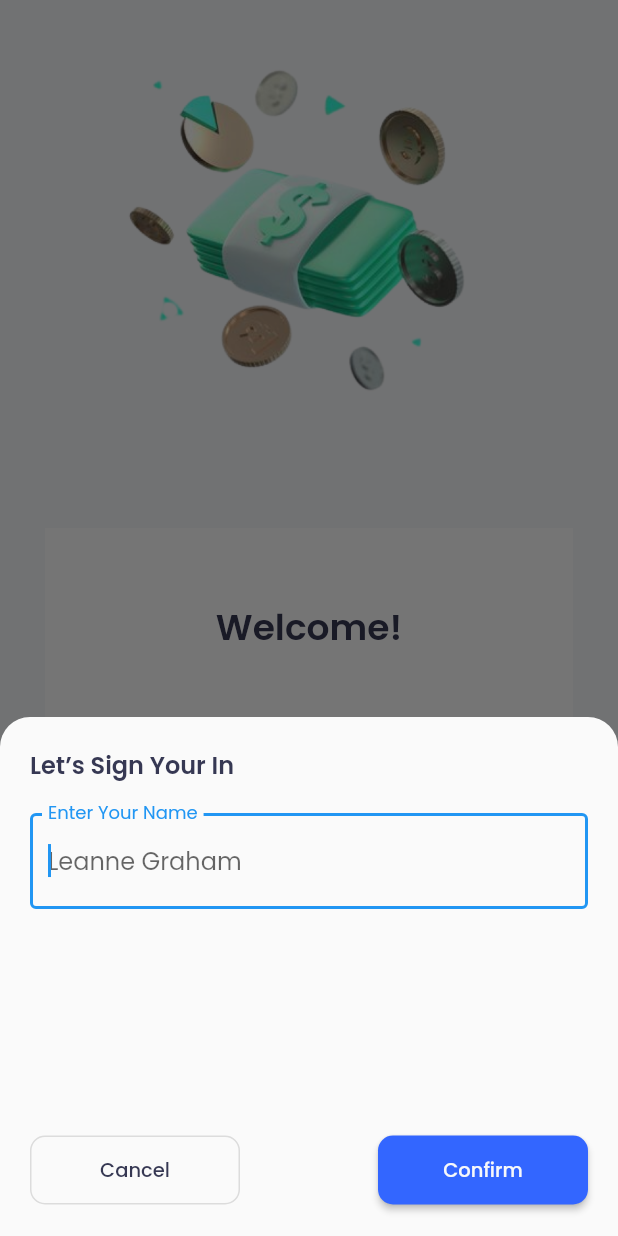
After one commit to Harits-sl/money_manager, a Flutter app: the screen it shows after launch, after a tap on "Get Started", on a phone screen of 412 x 824 dp. The commit adds this screen. Run offline on Flutter 3.47's test engine with Material 2 defaults, Android fonts, the phone set to English and light mode, and no system bars; our stand-ins replace google_fonts.

Commit message:
add splash page

```diff
--- a/lib/main.dart
+++ b/lib/main.dart
@@ -1,6 +1,6 @@
 import 'package:flutter/material.dart';
 import 'package:google_fonts/google_fonts.dart';
-import 'package:money_manager/pages/home_page.dart';
+import 'package:money_manager/pages/splash_page.dart';
 import 'package:money_manager/theme.dart';
 
 void main() => runApp(MyApp());
@@ -14,7 +14,8 @@ class MyApp extends StatelessWidget {
         scaffoldBackgroundColor: whiteColor,
         textTheme: GoogleFonts.poppinsTextTheme(),
       ),
-      home: HomePage(),
+      home: SplashPage(),
+      // HomePage(),
     );
   }
 }
--- /dev/null
+++ b/lib/pages/splash_page.dart
@@ -0,0 +1,239 @@
+import 'package:flutter/material.dart';
+import 'package:money_manager/pages/home_page.dart';
+import 'package:money_manager/theme.dart';
+
+class SplashPage extends StatelessWidget {
+  final TextEditingController _transactionController = TextEditingController();
+
+  final _formKey = GlobalKey<FormState>();
+
+  // validator textfield
+  String? validatorTextField(value) {
+    if (value == null || value.isEmpty) {
+      return 'Please enter text';
+    }
+    return null;
+  }
+
+  Column columnWelcome(BuildContext context) {
+    return Column(
+      mainAxisAlignment: MainAxisAlignment.spaceAround,
+      children: [
+        Text(
+          'Welcome!',
+          style: darkBlueTextStyle.copyWith(
+            fontSize: 24,
+            fontWeight: FontWeight.w600,
+          ),
+        ),
+        Text(
+          'welcome to Fleet Finance, the easy way to improve your finances and help you control expenses and income',
+          textAlign: TextAlign.center,
+          style: greyTextStyle.copyWith(
+            fontSize: 13,
+            fontWeight: FontWeight.w400,
+          ),
+        ),
+        ElevatedButton(
+          style: ButtonStyle(
+            backgroundColor: MaterialStateProperty.all(
+              blueColor,
+            ),
+            minimumSize: MaterialStateProperty.all(
+              Size(153, 50),
+            ),
+            shape: MaterialStateProperty.all<RoundedRectangleBorder>(
+              RoundedRectangleBorder(
+                borderRadius: BorderRadius.circular(10),
+              ),
+            ),
+          ),
+          child: Text(
+            'Get Started',
+            style: whiteTextStyle.copyWith(
+              fontSize: 14,
+              fontWeight: FontWeight.w600,
+            ),
+          ),
+          onPressed: () {
+            buildShowModalBottomSheet(context);
+          },
+        ),
+      ],
+    );
+  }
+
+  Future<dynamic> buildShowModalBottomSheet(BuildContext context) {
+    return showModalBottomSheet(
+      shape: RoundedRectangleBorder(
+        borderRadius: BorderRadius.only(
+          topLeft: Radius.circular(20),
+          topRight: Radius.circular(20),
+        ),
+      ),
+      isScrollControlled: true,
+      context: context,
+      builder: (context) {
+        return SingleChildScrollView(
+          child: Container(
+            padding: EdgeInsets.only(
+              left: 20,
+              right: 20,
+              bottom: MediaQuery.of(context).viewInsets.bottom,
+            ),
+            child: Column(
+              crossAxisAlignment: CrossAxisAlignment.stretch,
+              children: [
+                Padding(
+                  padding: EdgeInsets.symmetric(vertical: 20),
+                  child: Text(
+                    'Let’s Sign Your In',
+                    style: darkBlueTextStyle.copyWith(
+                      fontSize: 16,
+                      fontWeight: FontWeight.w600,
+                    ),
+                  ),
+                ),
+                Form(
+                  key: _formKey,
+                  child: TextFormField(
+                    controller: _transactionController,
+                    keyboardType: TextInputType.text,
+                    autofocus: true,
+                    decoration: InputDecoration(
+                      border: OutlineInputBorder(),
+                      labelText: 'Enter Your Name',
+                      hintText: 'Leanne Graham',
+                    ),
+                    validator: validatorTextField,
+                  ),
+                ),
+                SizedBox(height: 150),
+                Container(
+                  margin: EdgeInsets.only(bottom: 20),
+                  child: Align(
+                    alignment: FractionalOffset(0.0, 0.9),
+                    child: Row(
+                      mainAxisAlignment: MainAxisAlignment.spaceBetween,
+                      children: [
+                        OutlinedButton(
+                          style: ButtonStyle(
+                            minimumSize: MaterialStateProperty.all(
+                              Size(140, 46),
+                            ),
+                            shape: MaterialStateProperty.all<
+                                RoundedRectangleBorder>(
+                              RoundedRectangleBorder(
+                                borderRadius: BorderRadius.circular(10),
+                                side: BorderSide(color: blueColor),
+                              ),
+                            ),
+                          ),
+                          child: Text(
+                            'Cancel',
+                            style: darkBlueTextStyle.copyWith(
+                              fontSize: 13,
+                              fontWeight: FontWeight.w500,
+                            ),
+                          ),
+                          onPressed: () {
+                            _transactionController.clear();
+                            Navigator.pop(context);
+                          },
+                        ),
+                        ElevatedButton(
+                          style: ButtonStyle(
+                            backgroundColor: MaterialStateProperty.all(
+                              blueColor,
+                            ),
+                            minimumSize: MaterialStateProperty.all(
+                              Size(140, 46),
+                            ),
+                            shape: MaterialStateProperty.all<
+                                RoundedRectangleBorder>(
+                              RoundedRectangleBorder(
+                                borderRadius: BorderRadius.circular(10),
+                              ),
+                            ),
+                          ),
+                          child: Text(
+                            'Confirm',
+                            style: whiteTextStyle.copyWith(
+                              fontSize: 13,
+                              fontWeight: FontWeight.w500,
+                            ),
+                          ),
+                          onPressed: () {
+                            if (_formKey.currentState!.validate()) {
+                              Navigator.push(
+                                context,
+                                MaterialPageRoute(
+                                  builder: (context) => HomePage(
+                                    name: _transactionController.text,
+                                  ),
+                                ),
+                              );
+                            }
+                          },
+                        ),
+                      ],
+                    ),
+                  ),
+                ),
+              ],
+            ),
+          ),
+        );
+      },
+    );
+  }
+
+  @override
+  Widget build(BuildContext context) {
+    return Scaffold(
+      body: LayoutBuilder(
+        builder: (BuildContext context, BoxConstraints constraints) {
+          if (constraints.maxWidth < 900) {
+            return SafeArea(
+              child: Column(
+                mainAxisAlignment: MainAxisAlignment.start,
+                children: [
+                  Flexible(
+                    flex: 3,
+                    child: Image.asset(
+                      'assets/img/landing.png',
+                    ),
+                  ),
+                  SizedBox(height: 43),
+                  Flexible(
+                    flex: 4,
+                    child: Container(
+                      color: Color(0xffFFFFFF),
+                      margin: EdgeInsets.symmetric(horizontal: 30),
+                      padding: EdgeInsets.symmetric(horizontal: 20),
+                      child: columnWelcome(context),
+                    ),
+                  ),
+                  SizedBox(height: 20),
+                ],
+              ),
+            );
+          }
+          return GridView.count(
+            crossAxisCount: 2,
+            children: [
+              Container(
+                margin: EdgeInsets.symmetric(horizontal: 30, vertical: 65),
+                padding: EdgeInsets.symmetric(horizontal: 60, vertical: 70),
+                child: columnWelcome(context),
+              ),
+              Image.asset(
+                'assets/img/landing.png',
+              ),
+            ],
+          );
+        },
+      ),
+    );
+  }
+}
--- /dev/null
+++ b/lib/utils/currency.dart
@@ -0,0 +1,6 @@
+import 'package:intl/intl.dart';
+
+currencyFormat(cash) {
+  var f = NumberFormat('#,##0', 'ID');
+  return f.format(cash);
+}
--- a/lib/widgets/header.dart
+++ b/lib/widgets/header.dart
@@ -4,11 +4,13 @@ import 'package:money_manager/theme.dart';
 import 'package:money_manager/widgets/finance_statement.dart';
 
 class Header extends StatelessWidget {
-  final int spending;
+  final String name;
+  final int expense;
   final int income;
 
   const Header({
-    required this.spending,
+    required this.name,
+    required this.expense,
     required this.income,
   });
 
@@ -35,20 +37,20 @@ class Header extends StatelessWidget {
                 Text(
                   'Welcome,',
                   style: whiteTextStyle.copyWith(
-                    fontSize: 16,
+                    fontSize: 14,
                     fontWeight: FontWeight.w300,
                   ),
                 ),
                 SizedBox(height: 4),
                 Text(
-                  'Harits',
+                  name,
                   style: whiteTextStyle.copyWith(
-                    fontSize: 20,
+                    fontSize: 22,
                     fontWeight: FontWeight.w500,
                   ),
                 ),
                 SizedBox(height: 20),
-                FinanceStatement(spending: spending, income: income),
+                FinanceStatement(expense: expense, income: income),
               ],
             ),
           ),
```
Also changed, not shown: lib/pages/home_page.dart (+98 -25 lines), lib/widgets/finance_statement.dart (+6 -5 lines), lib/widgets/history_list.dart (+5 -5 lines), assets/img/landing.png (added).
